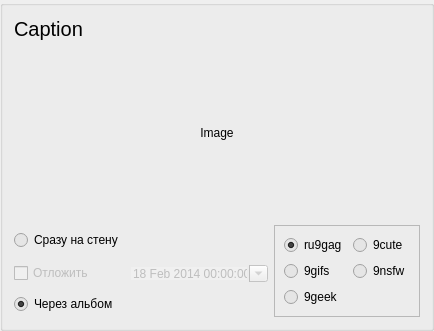
Old version of the form resourses/EditListItem.ui in the repository sashgorokhov-heaven/python-9gag-gui-old.
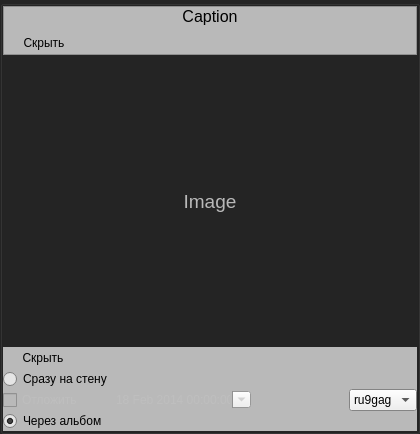
New version of the form. Icons and pictures are not drawn.

```diff
--- a/resourses/EditListItem.ui
+++ b/resourses/EditListItem.ui
@@ -7,7 +7,7 @@
     <x>0</x>
     <y>0</y>
     <width>420</width>
-    <height>331</height>
+    <height>434</height>
    </rect>
   </property>
   <property name="sizePolicy">
@@ -40,6 +40,15 @@
        </color>
       </brush>
      </colorrole>
+     <colorrole role="Window">
+      <brush brushstyle="SolidPattern">
+       <color alpha="255">
+        <red>36</red>
+        <green>36</green>
+        <blue>36</blue>
+       </color>
+      </brush>
+     </colorrole>
     </active>
     <inactive>
      <colorrole role="Base">
@@ -51,14 +60,32 @@
        </color>
       </brush>
      </colorrole>
+     <colorrole role="Window">
+      <brush brushstyle="SolidPattern">
+       <color alpha="255">
+        <red>36</red>
+        <green>36</green>
+        <blue>36</blue>
+       </color>
+      </brush>
+     </colorrole>
     </inactive>
     <disabled>
      <colorrole role="Base">
       <brush brushstyle="SolidPattern">
        <color alpha="255">
-        <red>240</red>
-        <green>240</green>
-        <blue>240</blue>
+        <red>36</red>
+        <green>36</green>
+        <blue>36</blue>
+       </color>
+      </brush>
+     </colorrole>
+     <colorrole role="Window">
+      <brush brushstyle="SolidPattern">
+       <color alpha="255">
+        <red>36</red>
+        <green>36</green>
+        <blue>36</blue>
        </color>
       </brush>
      </colorrole>
@@ -84,52 +111,243 @@
    <bool>false</bool>
   </property>
   <layout class="QVBoxLayout" name="verticalLayout">
+   <property name="spacing">
+    <number>0</number>
+   </property>
+   <property name="margin">
+    <number>0</number>
+   </property>
    <item>
-    <widget class="QLabel" name="captionLabel">
-     <property name="font">
-      <font>
-       <family>Segoe UI</family>
-       <pointsize>15</pointsize>
-       <weight>50</weight>
-       <italic>false</italic>
-       <bold>false</bold>
-       <kerning>true</kerning>
-      </font>
+    <widget class="QFrame" name="frame_3">
+     <property name="palette">
+      <palette>
+       <active>
+        <colorrole role="Base">
+         <brush brushstyle="SolidPattern">
+          <color alpha="255">
+           <red>229</red>
+           <green>229</green>
+           <blue>229</blue>
+          </color>
+         </brush>
+        </colorrole>
+        <colorrole role="Window">
+         <brush brushstyle="SolidPattern">
+          <color alpha="255">
+           <red>185</red>
+           <green>185</green>
+           <blue>185</blue>
+          </color>
+         </brush>
+        </colorrole>
+       </active>
+       <inactive>
+        <colorrole role="Base">
+         <brush brushstyle="SolidPattern">
+          <color alpha="255">
+           <red>229</red>
+           <green>229</green>
+           <blue>229</blue>
+          </color>
+         </brush>
+        </colorrole>
+        <colorrole role="Window">
+         <brush brushstyle="SolidPattern">
+          <color alpha="255">
+           <red>185</red>
+           <green>185</green>
+           <blue>185</blue>
+          </color>
+         </brush>
+        </colorrole>
+       </inactive>
+       <disabled>
+        <colorrole role="Base">
+         <brush brushstyle="SolidPattern">
+          <color alpha="255">
+           <red>185</red>
+           <green>185</green>
+           <blue>185</blue>
+          </color>
+         </brush>
+        </colorrole>
+        <colorrole role="Window">
+         <brush brushstyle="SolidPattern">
+          <color alpha="255">
+           <red>185</red>
+           <green>185</green>
+           <blue>185</blue>
+          </color>
+         </brush>
+        </colorrole>
+       </disabled>
+      </palette>
+     </property>
+     <property name="autoFillBackground">
+      <bool>true</bool>
      </property>
      <property name="frameShape">
-      <enum>QFrame::NoFrame</enum>
+      <enum>QFrame::StyledPanel</enum>
      </property>
      <property name="frameShadow">
-      <enum>QFrame::Sunken</enum>
+      <enum>QFrame::Raised</enum>
      </property>
-     <property name="lineWidth">
-      <number>1</number>
-     </property>
-     <property name="text">
-      <string>Caption</string>
-     </property>
-     <property name="alignment">
-      <set>Qt::AlignLeading|Qt::AlignLeft|Qt::AlignTop</set>
-     </property>
-     <property name="wordWrap">
-      <bool>true</bool>
-     </property>
+     <layout class="QVBoxLayout" name="verticalLayout_3">
+      <property name="spacing">
+       <number>6</number>
+      </property>
+      <property name="margin">
+       <number>0</number>
+      </property>
+      <item>
+       <widget class="QLabel" name="titleLabel">
+        <property name="font">
+         <font>
+          <family>Segoe UI</family>
+          <pointsize>12</pointsize>
+          <kerning>true</kerning>
+         </font>
+        </property>
+        <property name="text">
+         <string>Caption</string>
+        </property>
+        <property name="alignment">
+         <set>Qt::AlignCenter</set>
+        </property>
+        <property name="wordWrap">
+         <bool>true</bool>
+        </property>
+       </widget>
+      </item>
+      <item>
+       <layout class="QHBoxLayout" name="horizontalLayout">
+        <item>
+         <widget class="QPushButton" name="hideButton">
+          <property name="sizePolicy">
+           <sizepolicy hsizetype="Minimum" vsizetype="Minimum">
+            <horstretch>0</horstretch>
+            <verstretch>0</verstretch>
+           </sizepolicy>
+          </property>
+          <property name="cursor">
+           <cursorShape>ArrowCursor</cursorShape>
+          </property>
+          <property name="text">
+           <string>Скрыть</string>
+          </property>
+          <property name="iconSize">
+           <size>
+            <width>0</width>
+            <height>0</height>
+           </size>
+          </property>
+          <property name="flat">
+           <bool>true</bool>
+          </property>
+         </widget>
+        </item>
+        <item>
+         <spacer name="horizontalSpacer_4">
+          <property name="orientation">
+           <enum>Qt::Horizontal</enum>
+          </property>
+          <property name="sizeHint" stdset="0">
+           <size>
+            <width>40</width>
+            <height>20</height>
+           </size>
+          </property>
+         </spacer>
+        </item>
+       </layout>
+      </item>
+     </layout>
     </widget>
    </item>
-   <item alignment="Qt::AlignHCenter">
+   <item>
     <widget class="QLabel" name="imageLabel">
      <property name="sizePolicy">
-      <sizepolicy hsizetype="Ignored" vsizetype="Expanding">
+      <sizepolicy hsizetype="Expanding" vsizetype="Expanding">
        <horstretch>0</horstretch>
        <verstretch>0</verstretch>
       </sizepolicy>
      </property>
      <property name="minimumSize">
       <size>
-       <width>400</width>
+       <width>0</width>
        <height>0</height>
       </size>
      </property>
+     <property name="palette">
+      <palette>
+       <active>
+        <colorrole role="WindowText">
+         <brush brushstyle="SolidPattern">
+          <color alpha="255">
+           <red>185</red>
+           <green>185</green>
+           <blue>185</blue>
+          </color>
+         </brush>
+        </colorrole>
+        <colorrole role="Text">
+         <brush brushstyle="SolidPattern">
+          <color alpha="255">
+           <red>185</red>
+           <green>185</green>
+           <blue>185</blue>
+          </color>
+         </brush>
+        </colorrole>
+       </active>
+       <inactive>
+        <colorrole role="WindowText">
+         <brush brushstyle="SolidPattern">
+          <color alpha="255">
+           <red>185</red>
+           <green>185</green>
+           <blue>185</blue>
+          </color>
+         </brush>
+        </colorrole>
+        <colorrole role="Text">
+         <brush brushstyle="SolidPattern">
+          <color alpha="255">
+           <red>185</red>
+           <green>185</green>
+           <blue>185</blue>
+          </color>
+         </brush>
+        </colorrole>
+       </inactive>
+       <disabled>
+        <colorrole role="WindowText">
+         <brush brushstyle="SolidPattern">
+          <color alpha="255">
+           <red>120</red>
+           <green>120</green>
+           <blue>120</blue>
+          </color>
+         </brush>
+        </colorrole>
+        <colorrole role="Text">
+         <brush brushstyle="SolidPattern">
+          <color alpha="255">
+           <red>120</red>
+           <green>120</green>
+           <blue>120</blue>
+          </color>
+         </brush>
+        </colorrole>
+       </disabled>
+      </palette>
+     </property>
+     <property name="font">
+      <font>
+       <family>Segoe UI</family>
+       <pointsize>14</pointsize>
+      </font>
+     </property>
      <property name="frameShape">
       <enum>QFrame::NoFrame</enum>
      </property>
@@ -145,149 +363,260 @@
      <property name="alignment">
       <set>Qt::AlignCenter</set>
      </property>
+     <property name="wordWrap">
+      <bool>true</bool>
+     </property>
     </widget>
    </item>
    <item>
-    <layout class="QGridLayout" name="gridLayout">
-     <item row="1" column="0">
-      <widget class="QCheckBox" name="waitUntilCheckBox">
-       <property name="enabled">
-        <bool>false</bool>
-       </property>
-       <property name="text">
-        <string>Отложить</string>
-       </property>
-      </widget>
-     </item>
-     <item row="1" column="1">
-      <widget class="QDateTimeEdit" name="dateTimeEdit">
-       <property name="enabled">
-        <bool>false</bool>
-       </property>
-       <property name="wrapping">
-        <bool>false</bool>
-       </property>
-       <property name="frame">
-        <bool>false</bool>
-       </property>
-       <property name="alignment">
-        <set>Qt::AlignJustify|Qt::AlignVCenter</set>
-       </property>
-       <property name="buttonSymbols">
-        <enum>QAbstractSpinBox::PlusMinus</enum>
-       </property>
-       <property name="accelerated">
-        <bool>false</bool>
-       </property>
-       <property name="correctionMode">
-        <enum>QAbstractSpinBox::CorrectToNearestValue</enum>
-       </property>
-       <property name="keyboardTracking">
-        <bool>true</bool>
-       </property>
-       <property name="maximumDate">
-        <date>
-         <year>2015</year>
-         <month>12</month>
-         <day>31</day>
-        </date>
-       </property>
-       <property name="minimumDate">
-        <date>
-         <year>2014</year>
-         <month>2</month>
-         <day>18</day>
-        </date>
-       </property>
-       <property name="currentSection">
-        <enum>QDateTimeEdit::DaySection</enum>
-       </property>
-       <property name="calendarPopup">
-        <bool>true</bool>
-       </property>
-      </widget>
-     </item>
-     <item row="2" column="0">
-      <widget class="QRadioButton" name="useAlbumRB">
-       <property name="text">
-        <string>Через альбом</string>
-       </property>
-       <property name="checked">
-        <bool>true</bool>
-       </property>
-      </widget>
-     </item>
-     <item row="0" column="0">
-      <widget class="QRadioButton" name="directWallRB">
-       <property name="text">
-        <string>Сразу на стену</string>
-       </property>
-      </widget>
-     </item>
-     <item row="1" column="2">
-      <spacer name="horizontalSpacer">
-       <property name="orientation">
-        <enum>Qt::Horizontal</enum>
-       </property>
-       <property name="sizeHint" stdset="0">
-        <size>
-         <width>40</width>
-         <height>20</height>
-        </size>
-       </property>
-      </spacer>
-     </item>
-     <item row="0" column="3" rowspan="3">
-      <widget class="QFrame" name="frame">
-       <property name="frameShape">
-        <enum>QFrame::StyledPanel</enum>
-       </property>
-       <property name="frameShadow">
-        <enum>QFrame::Raised</enum>
-       </property>
-       <layout class="QGridLayout" name="gridLayout_2">
-        <item row="0" column="0">
-         <widget class="QRadioButton" name="ru9gagCheck">
+    <widget class="QFrame" name="frame_2">
+     <property name="palette">
+      <palette>
+       <active>
+        <colorrole role="Base">
+         <brush brushstyle="SolidPattern">
+          <color alpha="255">
+           <red>229</red>
+           <green>229</green>
+           <blue>229</blue>
+          </color>
+         </brush>
+        </colorrole>
+        <colorrole role="Window">
+         <brush brushstyle="SolidPattern">
+          <color alpha="255">
+           <red>185</red>
+           <green>185</green>
+           <blue>185</blue>
+          </color>
+         </brush>
+        </colorrole>
+       </active>
+       <inactive>
+        <colorrole role="Base">
+         <brush brushstyle="SolidPattern">
+          <color alpha="255">
+           <red>229</red>
+           <green>229</green>
+           <blue>229</blue>
+          </color>
+         </brush>
+        </colorrole>
+        <colorrole role="Window">
+         <brush brushstyle="SolidPattern">
+          <color alpha="255">
+           <red>185</red>
+           <green>185</green>
+           <blue>185</blue>
+          </color>
+         </brush>
+        </colorrole>
+       </inactive>
+       <disabled>
+        <colorrole role="Base">
+         <brush brushstyle="SolidPattern">
+          <color alpha="255">
+           <red>185</red>
+           <green>185</green>
+           <blue>185</blue>
+          </color>
+         </brush>
+        </colorrole>
+        <colorrole role="Window">
+         <brush brushstyle="SolidPattern">
+          <color alpha="255">
+           <red>185</red>
+           <green>185</green>
+           <blue>185</blue>
+          </color>
+         </brush>
+        </colorrole>
+       </disabled>
+      </palette>
+     </property>
+     <property name="autoFillBackground">
+      <bool>true</bool>
+     </property>
+     <layout class="QVBoxLayout" name="verticalLayout_2">
+      <property name="spacing">
+       <number>0</number>
+      </property>
+      <property name="margin">
+       <number>0</number>
+      </property>
+      <item>
+       <layout class="QHBoxLayout" name="horizontalLayout_2">
+        <item>
+         <widget class="QPushButton" name="hideButton2">
+          <property name="cursor">
+           <cursorShape>ArrowCursor</cursorShape>
+          </property>
           <property name="text">
-           <string>ru9gag</string>
+           <string>Скрыть</string>
           </property>
-          <property name="checked">
+          <property name="flat">
            <bool>true</bool>
           </property>
          </widget>
         </item>
+        <item>
+         <spacer name="horizontalSpacer_3">
+          <property name="orientation">
+           <enum>Qt::Horizontal</enum>
+          </property>
+          <property name="sizeHint" stdset="0">
+           <size>
+            <width>40</width>
+            <height>20</height>
+           </size>
+          </property>
+         </spacer>
+        </item>
+       </layout>
+      </item>
+      <item>
+       <layout class="QGridLayout" name="gridLayout">
         <item row="2" column="0">
-         <widget class="QRadioButton" name="geekCheck">
+         <widget class="QRadioButton" name="useAlbumRB">
           <property name="text">
-           <string>9geek</string>
+           <string>Через альбом</string>
+          </property>
+          <property name="checked">
+           <bool>true</bool>
           </property>
          </widget>
         </item>
         <item row="1" column="0">
-         <widget class="QRadioButton" name="gifsCheck">
+         <widget class="QCheckBox" name="waitUntilCheckBox">
+          <property name="enabled">
+           <bool>false</bool>
+          </property>
           <property name="text">
-           <string>9gifs</string>
+           <string>Отложить</string>
           </property>
          </widget>
         </item>
-        <item row="0" column="1">
-         <widget class="QRadioButton" name="cuteCheck">
+        <item row="0" column="0">
+         <widget class="QRadioButton" name="directWallRB">
           <property name="text">
-           <string>9cute</string>
+           <string>Сразу на стену</string>
           </property>
          </widget>
         </item>
+        <item row="1" column="2">
+         <spacer name="horizontalSpacer">
+          <property name="orientation">
+           <enum>Qt::Horizontal</enum>
+          </property>
+          <property name="sizeHint" stdset="0">
+           <size>
+            <width>40</width>
+            <height>20</height>
+           </size>
+          </property>
+         </spacer>
+        </item>
+        <item row="1" column="3">
+         <widget class="QComboBox" name="comboBox">
+          <item>
+           <property name="text">
+            <string>ru9gag</string>
+           </property>
+           <property name="icon">
+            <iconset resource="res.qrc">
+             <normaloff>:/ListIcons/ru9gag.PNG</normaloff>:/ListIcons/ru9gag.PNG</iconset>
+           </property>
+          </item>
+          <item>
+           <property name="text">
+            <string>9gifs</string>
+           </property>
+           <property name="icon">
+            <iconset resource="res.qrc">
+             <normaloff>:/ListIcons/9gif.PNG</normaloff>:/ListIcons/9gif.PNG</iconset>
+           </property>
+          </item>
+          <item>
+           <property name="text">
+            <string>9geek</string>
+           </property>
+           <property name="icon">
+            <iconset resource="res.qrc">
+             <normaloff>:/ListIcons/9geek.PNG</normaloff>:/ListIcons/9geek.PNG</iconset>
+           </property>
+          </item>
+          <item>
+           <property name="text">
+            <string>9cute</string>
+           </property>
+           <property name="icon">
+            <iconset resource="res.qrc">
+             <normaloff>:/ListIcons/9cute.PNG</normaloff>:/ListIcons/9cute.PNG</iconset>
+           </property>
+          </item>
+          <item>
+           <property name="text">
+            <string>9nsfw</string>
+           </property>
+           <property name="icon">
+            <iconset resource="res.qrc">
+             <normaloff>:/ListIcons/9nsfw.PNG</normaloff>:/ListIcons/9nsfw.PNG</iconset>
+           </property>
+          </item>
+         </widget>
+        </item>
         <item row="1" column="1">
-         <widget class="QRadioButton" name="nsfwCheck">
-          <property name="text">
-           <string>9nsfw</string>
+         <widget class="QDateTimeEdit" name="dateTimeEdit">
+          <property name="enabled">
+           <bool>false</bool>
+          </property>
+          <property name="wrapping">
+           <bool>false</bool>
+          </property>
+          <property name="frame">
+           <bool>false</bool>
+          </property>
+          <property name="alignment">
+           <set>Qt::AlignJustify|Qt::AlignVCenter</set>
+          </property>
+          <property name="buttonSymbols">
+           <enum>QAbstractSpinBox::PlusMinus</enum>
+          </property>
+          <property name="accelerated">
+           <bool>false</bool>
+          </property>
+          <property name="correctionMode">
+           <enum>QAbstractSpinBox::CorrectToNearestValue</enum>
+          </property>
+          <property name="keyboardTracking">
+           <bool>true</bool>
+          </property>
+          <property name="maximumDate">
+           <date>
+            <year>2015</year>
+            <month>12</month>
+            <day>31</day>
+           </date>
+          </property>
+          <property name="minimumDate">
+           <date>
+            <year>2014</year>
+            <month>2</month>
+            <day>18</day>
+           </date>
+          </property>
+          <property name="currentSection">
+           <enum>QDateTimeEdit::DaySection</enum>
+          </property>
+          <property name="calendarPopup">
+           <bool>true</bool>
           </property>
          </widget>
         </item>
        </layout>
-      </widget>
-     </item>
-    </layout>
+      </item>
+     </layout>
+    </widget>
    </item>
   </layout>
  </widget>
```
Left out of the diff: 4 changed lines with no effect on the pictures.
